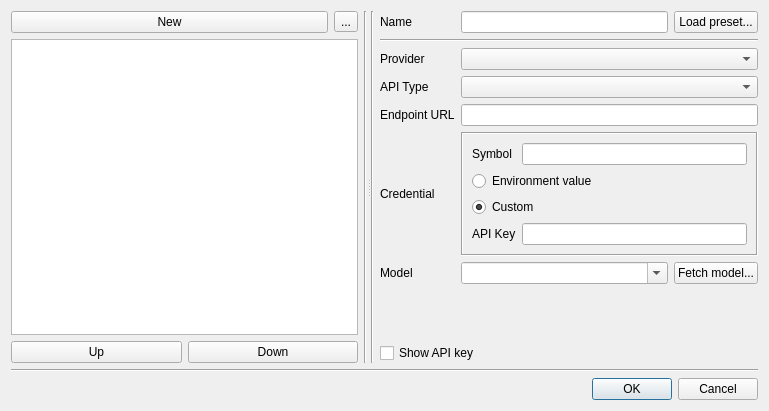
Qt form src/SelectAiModelDialog.ui (soramimi/Guitar) before a commit.
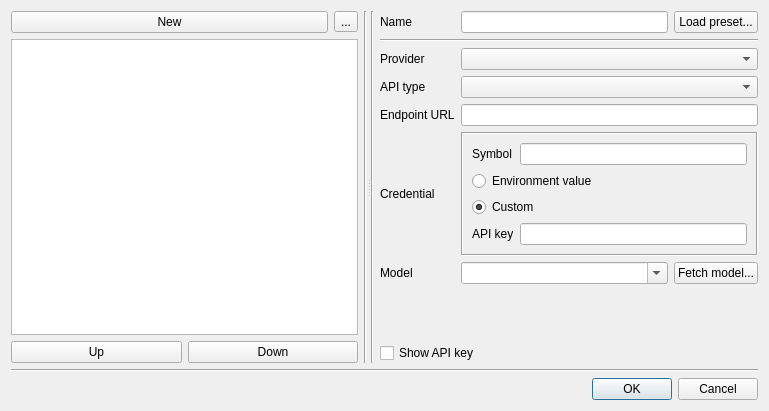
The same form after that commit.

```diff
--- a/src/SelectAiModelDialog.ui
+++ b/src/SelectAiModelDialog.ui
@@ -112,7 +112,7 @@
            <item row="3" column="0">
             <widget class="QLabel" name="label">
              <property name="text">
-              <string>API Type</string>
+              <string>API type</string>
              </property>
             </widget>
            </item>
@@ -238,7 +238,7 @@
               <item row="3" column="0">
                <widget class="QLabel" name="label_8">
                 <property name="text">
-                 <string>API Key</string>
+                 <string>API key</string>
                 </property>
                </widget>
               </item>
```
